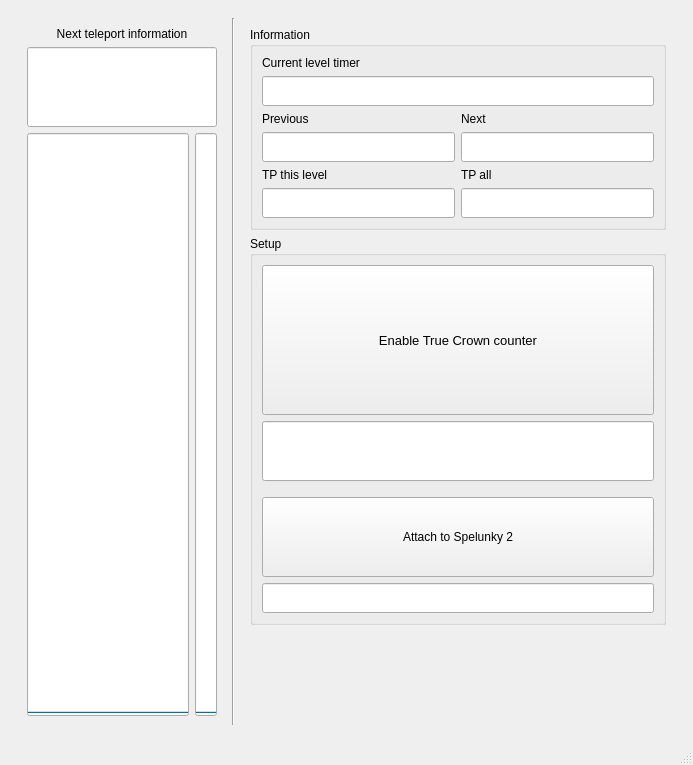
This is GUIDefinition.ui in Brewsk11/TrueCrownTimer as Qt 5 draws it before an edit. The edited form follows.
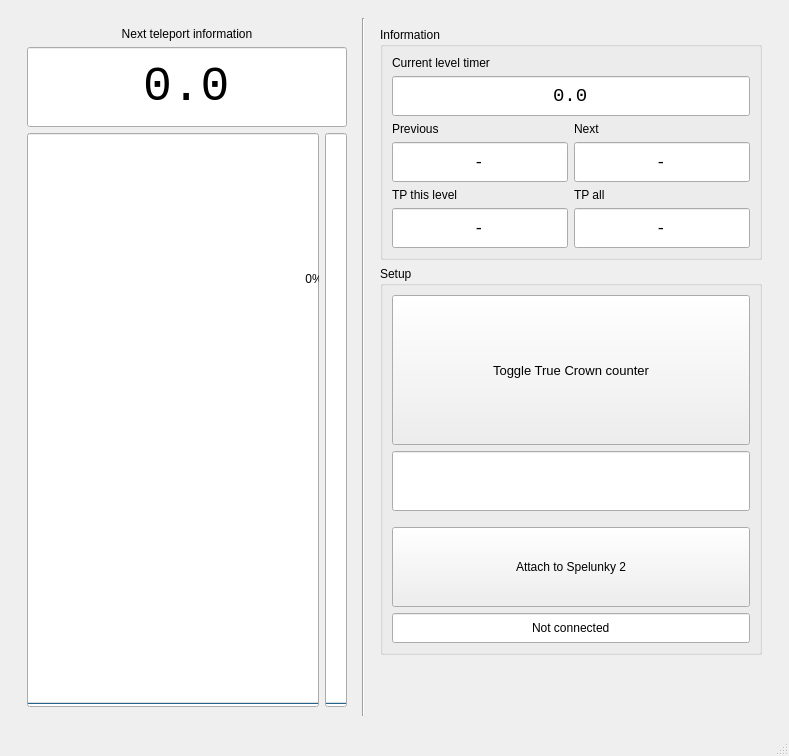
This is the edited form. Custom widgets are drawn as their Qt base class.

Commit message: Added UI functionality New notification.mp3 too

The edit to the form file:
```diff
--- a/GUIDefinition.ui
+++ b/GUIDefinition.ui
@@ -6,8 +6,8 @@
    <rect>
     <x>0</x>
     <y>0</y>
-    <width>693</width>
-    <height>765</height>
+    <width>789</width>
+    <height>756</height>
    </rect>
   </property>
   <property name="windowTitle">
@@ -36,13 +36,13 @@
              </size>
             </property>
             <property name="maximum">
-             <number>100</number>
+             <number>1000</number>
             </property>
             <property name="value">
              <number>0</number>
             </property>
             <property name="textVisible">
-             <bool>false</bool>
+             <bool>true</bool>
             </property>
             <property name="orientation">
              <enum>Qt::Vertical</enum>
@@ -82,6 +82,9 @@
             <property name="locale">
              <locale language="English" country="UnitedStates"/>
             </property>
+            <property name="text">
+             <string>0.0</string>
+            </property>
             <property name="alignment">
              <set>Qt::AlignCenter</set>
             </property>
@@ -101,11 +104,14 @@
               <verstretch>0</verstretch>
              </sizepolicy>
             </property>
+            <property name="maximum">
+             <number>1000</number>
+            </property>
             <property name="value">
              <number>0</number>
             </property>
             <property name="textVisible">
-             <bool>false</bool>
+             <bool>true</bool>
             </property>
             <property name="orientation">
              <enum>Qt::Vertical</enum>
@@ -153,12 +159,24 @@
              </item>
              <item row="1" column="0" colspan="2">
               <widget class="QLineEdit" name="lineEdit_10">
+               <property name="minimumSize">
+                <size>
+                 <width>0</width>
+                 <height>40</height>
+                </size>
+               </property>
                <property name="font">
                 <font>
                  <family>Consolas</family>
                  <pointsize>14</pointsize>
                 </font>
                </property>
+               <property name="text">
+                <string>0.0</string>
+               </property>
+               <property name="alignment">
+                <set>Qt::AlignCenter</set>
+               </property>
                <property name="readOnly">
                 <bool>true</bool>
                </property>
@@ -176,12 +194,24 @@
              </item>
              <item row="4" column="0">
               <widget class="QLineEdit" name="lineEdit_8">
+               <property name="minimumSize">
+                <size>
+                 <width>0</width>
+                 <height>40</height>
+                </size>
+               </property>
                <property name="font">
                 <font>
                  <family>Consolas</family>
-                 <pointsize>14</pointsize>
+                 <pointsize>12</pointsize>
                 </font>
                </property>
+               <property name="text">
+                <string>-</string>
+               </property>
+               <property name="alignment">
+                <set>Qt::AlignCenter</set>
+               </property>
                <property name="readOnly">
                 <bool>true</bool>
                </property>
@@ -189,12 +219,24 @@
              </item>
              <item row="6" column="1">
               <widget class="QLineEdit" name="lineEdit_11">
+               <property name="minimumSize">
+                <size>
+                 <width>0</width>
+                 <height>40</height>
+                </size>
+               </property>
                <property name="font">
                 <font>
                  <family>Consolas</family>
-                 <pointsize>14</pointsize>
+                 <pointsize>12</pointsize>
                 </font>
                </property>
+               <property name="text">
+                <string>-</string>
+               </property>
+               <property name="alignment">
+                <set>Qt::AlignCenter</set>
+               </property>
                <property name="readOnly">
                 <bool>true</bool>
                </property>
@@ -202,12 +244,24 @@
              </item>
              <item row="6" column="0">
               <widget class="QLineEdit" name="lineEdit_9">
+               <property name="minimumSize">
+                <size>
+                 <width>0</width>
+                 <height>40</height>
+                </size>
+               </property>
                <property name="font">
                 <font>
                  <family>Consolas</family>
-                 <pointsize>14</pointsize>
+                 <pointsize>12</pointsize>
                 </font>
                </property>
+               <property name="text">
+                <string>-</string>
+               </property>
+               <property name="alignment">
+                <set>Qt::AlignCenter</set>
+               </property>
                <property name="readOnly">
                 <bool>true</bool>
                </property>
@@ -225,12 +279,24 @@
              </item>
              <item row="4" column="1">
               <widget class="QLineEdit" name="lineEdit_4">
+               <property name="minimumSize">
+                <size>
+                 <width>0</width>
+                 <height>40</height>
+                </size>
+               </property>
                <property name="font">
                 <font>
                  <family>Consolas</family>
-                 <pointsize>14</pointsize>
+                 <pointsize>12</pointsize>
                 </font>
                </property>
+               <property name="text">
+                <string>-</string>
+               </property>
+               <property name="alignment">
+                <set>Qt::AlignCenter</set>
+               </property>
                <property name="readOnly">
                 <bool>true</bool>
                </property>
@@ -269,7 +335,7 @@
                 </font>
                </property>
                <property name="text">
-                <string>Enable True Crown counter</string>
+                <string>Toggle True Crown counter</string>
                </property>
               </widget>
              </item>
@@ -334,6 +400,12 @@
                  <height>30</height>
                 </size>
                </property>
+               <property name="locale">
+                <locale language="English" country="UnitedStates"/>
+               </property>
+               <property name="text">
+                <string>Not connected</string>
+               </property>
                <property name="alignment">
                 <set>Qt::AlignCenter</set>
                </property>
```
Left out of the diff: 231 changed lines with no effect on the pictures. The commit also changes 3 other files.
